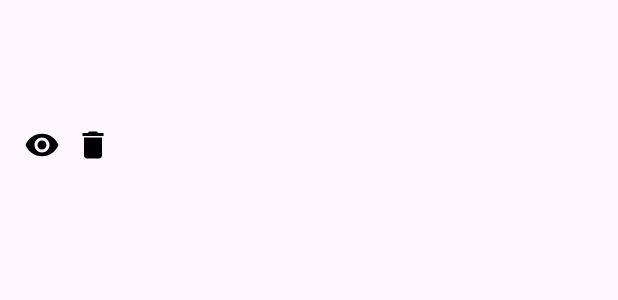
After one commit to AyatKamona/Health-Harvest, an Android app: the layout accordion_item.xml on its own in the app's theme, with its tools: preview values and no code run, on a phone screen of 412 x 824 dp. The commit adds this screen. Shown: the top 300 px of the screen. Run offline under Robolectric (Android 15) with nearby library versions, the phone set to English and light mode, and no system bars.

Commit message:
updated accordion view with changes

```diff
--- a/HealthHarvest/app/src/main/java/csci5708/mobilecomputing/healthharvest/AddFoodItemActivity.kt
+++ b/HealthHarvest/app/src/main/java/csci5708/mobilecomputing/healthharvest/AddFoodItemActivity.kt
@@ -1,7 +1,6 @@
 package csci5708.mobilecomputing.healthharvest
 
 import android.app.DatePickerDialog
-import android.content.Context
 import android.content.Intent
 import android.os.Bundle
 import android.view.View
@@ -9,15 +8,14 @@ import android.widget.Button
 import android.widget.EditText
 import android.widget.Toast
 import androidx.appcompat.app.AppCompatActivity
-import csci5708.mobilecomputing.healthharvest.dataModels.FoodItem
+
 import java.util.Calendar
 import kotlin.random.Random
 import android.app.TimePickerDialog
 import android.widget.ArrayAdapter
 import android.widget.AutoCompleteTextView
 import android.widget.TimePicker
-import java.text.SimpleDateFormat
-import java.util.*
+import csci5708.mobilecomputing.healthharvest.DataModels.FoodItem
 
 
 class AddFoodItemActivity : AppCompatActivity() {
--- a/HealthHarvest/app/src/main/java/csci5708/mobilecomputing/healthharvest/dataModels/FoodItem.kt
+++ b/HealthHarvest/app/src/main/java/csci5708/mobilecomputing/healthharvest/DataModels/FoodItem.kt
@@ -1,4 +1,4 @@
-package csci5708.mobilecomputing.healthharvest.dataModels
+package csci5708.mobilecomputing.healthharvest.DataModels
 
 data class FoodItem(
     val id: Long,        // Changed type to Long
--- a/HealthHarvest/app/src/main/java/csci5708/mobilecomputing/healthharvest/EditFoodItemActivity.kt
+++ b/HealthHarvest/app/src/main/java/csci5708/mobilecomputing/healthharvest/EditFoodItemActivity.kt
@@ -4,13 +4,12 @@ import android.app.TimePickerDialog
 import androidx.appcompat.app.AppCompatActivity
 import android.os.Bundle
 import android.content.Intent
-import android.view.View
 import android.widget.ArrayAdapter
 import android.widget.AutoCompleteTextView
 import android.widget.Button
 import android.widget.TextView
 import android.widget.TimePicker
-import csci5708.mobilecomputing.healthharvest.dataModels.FoodItem
+import csci5708.mobilecomputing.healthharvest.DataModels.FoodItem
 import java.util.Calendar
 
 
@@ -33,6 +32,7 @@ class EditFoodItemActivity : AppCompatActivity() {
         val foodItem = foodDatabaseHelper.getFoodItem(foodItemId)
 
         editCaloriesEditText = findViewById(R.id.editCaloriesEditText)
+        //editFoodNameEditText = findViewById(R.id.editFoodNameEditText)
         // Get all food items from the database
         val foodList = foodDatabaseHelper.getAllFoodItems()
 
@@ -41,6 +41,8 @@ class EditFoodItemActivity : AppCompatActivity() {
 
         // Create an ArrayAdapter to provide suggestions to the AutoCompleteTextView
         val adapter = ArrayAdapter(this, android.R.layout.simple_dropdown_item_1line, foodNames)
+
+        editFoodNameEditText = findViewById(R.id.editFoodNameEditText)
 
         // Set the adapter to the AutoCompleteTextView
         editFoodNameEditText.setAdapter(adapter)
--- a/HealthHarvest/app/src/main/java/csci5708/mobilecomputing/healthharvest/SQLiteOpenHelper.kt
+++ b/HealthHarvest/app/src/main/java/csci5708/mobilecomputing/healthharvest/SQLiteOpenHelper.kt
@@ -4,7 +4,7 @@ import android.content.Context
 import android.database.Cursor
 import android.database.sqlite.SQLiteDatabase
 import android.database.sqlite.SQLiteOpenHelper
-import csci5708.mobilecomputing.healthharvest.dataModels.FoodItem
+import csci5708.mobilecomputing.healthharvest.DataModels.FoodItem
 import java.text.SimpleDateFormat
 import java.util.Date
 import java.util.Locale
@@ -156,7 +156,7 @@ class FoodDatabaseHelper(context: Context) :
         val selection = "$COLUMN_DATE_TAKEN = ?"
         val selectionArgs = arrayOf(currentDate)
 
-        val cursor: Cursor? = db.query(TABLE_NAME, columns, selection, selectionArgs, null, null, null)
+        val cursor: Cursor? = db.query(TABLE_NAME, columns, null, null, null, null, null)
 
         cursor?.let {
             if (it.moveToFirst()) {
--- /dev/null
+++ b/HealthHarvest/app/src/main/res/layout/accordion_item.xml
@@ -0,0 +1,60 @@
+<?xml version="1.0" encoding="utf-8"?>
+<androidx.constraintlayout.widget.ConstraintLayout xmlns:android="http://schemas.android.com/apk/res/android"
+    android:layout_width="match_parent"
+    android:layout_height="match_parent">
+    <LinearLayout
+        xmlns:android="http://schemas.android.com/apk/res/android"
+        android:layout_width="match_parent"
+        android:layout_height="wrap_content"
+        android:orientation="vertical"
+        android:padding="16dp">
+
+        <!-- Food Name -->
+        <TextView
+            android:id="@+id/foodNameTextView"
+            android:layout_width="wrap_content"
+            android:layout_height="wrap_content"
+            android:textSize="18sp"
+            android:textStyle="bold" />
+
+        <!-- Date Taken -->
+        <TextView
+            android:id="@+id/dateTakenTextView"
+            android:layout_width="wrap_content"
+            android:layout_height="wrap_content"
+            android:textSize="16sp" />
+
+        <!-- Calories -->
+        <TextView
+            android:id="@+id/caloriesTextView"
+            android:layout_width="wrap_content"
+            android:layout_height="wrap_content"
+            android:textSize="16sp" />
+
+        <!-- Option Layout (Edit and Delete Buttons) -->
+        <LinearLayout
+            android:id="@+id/optionLayout"
+            android:layout_width="wrap_content"
+            android:layout_height="wrap_content"
+            android:orientation="horizontal">
+
+            <ImageView
+                android:id="@+id/editImageView"
+                android:layout_width="wrap_content"
+                android:layout_height="wrap_content"
+                android:src="@drawable/ic_view"
+                android:layout_marginEnd="10dp"/>
+
+            <ImageView
+                android:id="@+id/deleteImageView"
+                android:layout_width="wrap_content"
+                android:layout_height="wrap_content"
+                android:src="@drawable/ic_delete" />
+
+        </LinearLayout>
+
+    </LinearLayout>
+
+
+
+</androidx.constraintlayout.widget.ConstraintLayout>
```
Also changed, not shown: HealthHarvest/app/src/main/java/csci5708/mobilecomputing/healthharvest/FoodTrackerActivity.kt (+51 -27 lines), HealthHarvest/app/src/main/res/layout/activity_food_tracker.xml (+12 -46 lines), HealthHarvest/app/src/main/res/layout/divider.xml (added, +10 -0 lines).
